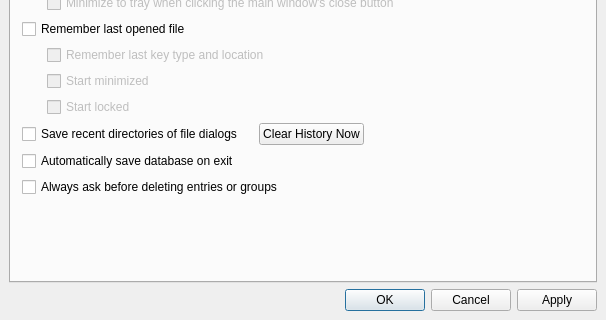
thooge/keepassx1, file src/forms/SettingsDlg.ui: the form before one commit; both pictures show x 0 to 606 and y 155 to 475 of the 606 by 475 pixel window.
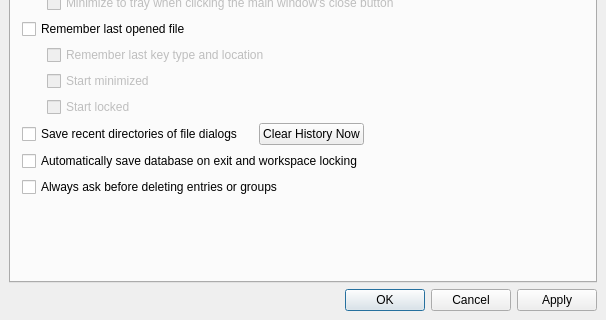
The form after the commit. Icons and pictures are not drawn. Custom widgets are drawn as their Qt base class.

The edit to the form file:
```diff
--- a/src/forms/SettingsDlg.ui
+++ b/src/forms/SettingsDlg.ui
@@ -302,7 +302,7 @@
        <item>
         <widget class="QCheckBox" name="CheckBox_AutoSave" >
          <property name="text" >
-          <string>Automatically save database on exit</string>
+          <string>Automatically save database on exit and workspace locking</string>
          </property>
         </widget>
        </item>
```
